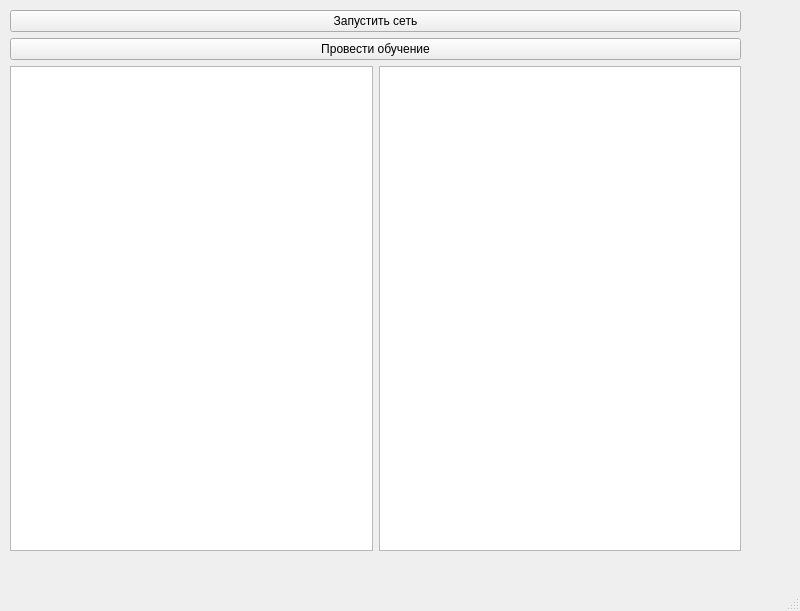
Qt form color_restavration.ui (Yoshibosh/color-recognize) before a commit.
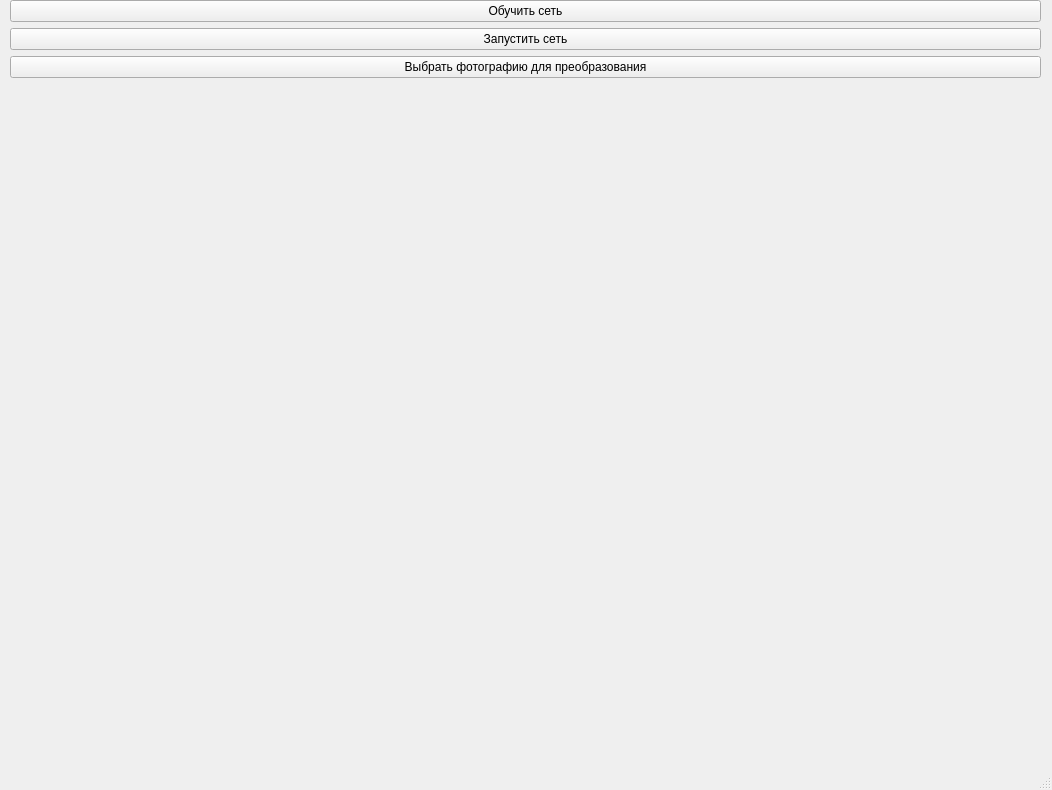
The same form after that commit.

Commit message:
v 0.0.1 Рабочая версия первого алгоритма. Суть алгоритма : На вход сети подаётся 100 пискселей с нормированными значениями от 0 до 1. (0 - 255). 100 пикселей - это кусок изображения 10x10. Сеть идёт с лева на право, сверху в низ. Все куски, недостающии до 10 пискелей обрезаются.
100 входных нейронов, 1 скрытый слой, 300 выходных нейронов,
тоесть 3 нормированных значения цвета от 0 до 1 (0 - 255) (красный, зелёный,синий)

The edit to the form file:
```diff
--- a/color_restavration.ui
+++ b/color_restavration.ui
@@ -6,8 +6,8 @@
    <rect>
     <x>0</x>
     <y>0</y>
-    <width>800</width>
-    <height>611</height>
+    <width>1052</width>
+    <height>790</height>
    </rect>
   </property>
   <property name="windowTitle">
@@ -18,14 +18,21 @@
     <property name="geometry">
      <rect>
       <x>10</x>
-      <y>10</y>
-      <width>731</width>
-      <height>541</height>
+      <y>0</y>
+      <width>1031</width>
+      <height>751</height>
      </rect>
     </property>
     <layout class="QVBoxLayout" name="verticalLayout">
      <item>
-      <widget class="QPushButton" name="pushButton_2">
+      <widget class="QPushButton" name="startLearnButton">
+       <property name="text">
+        <string>Обучить сеть</string>
+       </property>
+      </widget>
+     </item>
+     <item>
+      <widget class="QPushButton" name="startImageProcessing">
        <property name="text">
         <string>Запустить сеть</string>
        </property>
@@ -34,17 +41,31 @@
      <item>
       <widget class="QPushButton" name="pushButton">
        <property name="text">
-        <string>Провести обучение</string>
+        <string>Выбрать фотографию для преобразования</string>
        </property>
       </widget>
      </item>
      <item>
       <layout class="QHBoxLayout" name="horizontalLayout_2">
        <item>
-        <widget class="QGraphicsView" name="graphicsView_2"/>
+        <widget class="QLabel" name="ImageBeforeView">
+         <property name="text">
+          <string/>
+         </property>
+         <property name="scaledContents">
+          <bool>true</bool>
+         </property>
+        </widget>
        </item>
        <item>
-        <widget class="QGraphicsView" name="graphicsView"/>
+        <widget class="QLabel" name="ImageAfterView">
+         <property name="text">
+          <string/>
+         </property>
+         <property name="scaledContents">
+          <bool>true</bool>
+         </property>
+        </widget>
        </item>
       </layout>
      </item>
```
Left out of the diff: 6 changed lines with no effect on the pictures. The commit also changes 5 other files.
